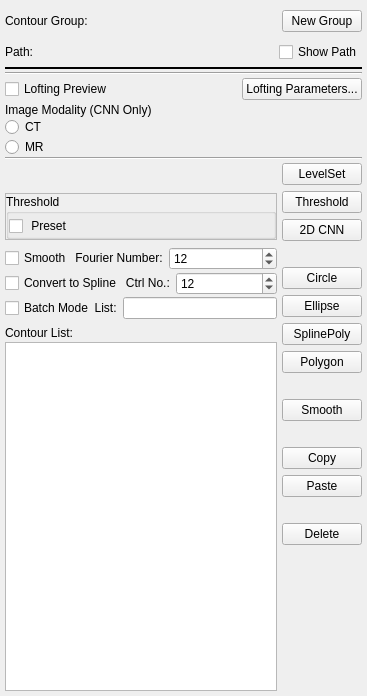
Before: the Qt Designer form org.sv.gui.qt.ml/src/internal/svMLSeg2DEdit.ui in gmaher/ml_plugin, drawn with Qt 5.
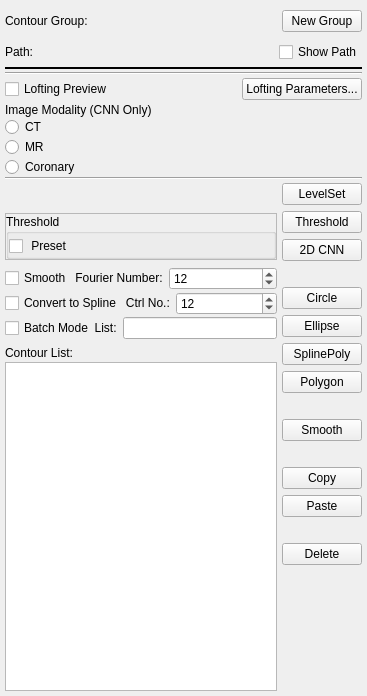
After: the same form once the commit is applied. Custom widgets are drawn as their Qt base class.

Patch:
```diff
--- a/org.sv.gui.qt.ml/src/internal/svMLSeg2DEdit.ui
+++ b/org.sv.gui.qt.ml/src/internal/svMLSeg2DEdit.ui
@@ -252,6 +252,13 @@
      </property>
     </widget>
    </item>
+   <item>
+    <widget class="QRadioButton" name="radioCoronary">
+     <property name="text">
+      <string>Coronary</string>
+     </property>
+    </widget>
+   </item>
    <item>
     <widget class="Line" name="line_3">
      <property name="orientation">
```
